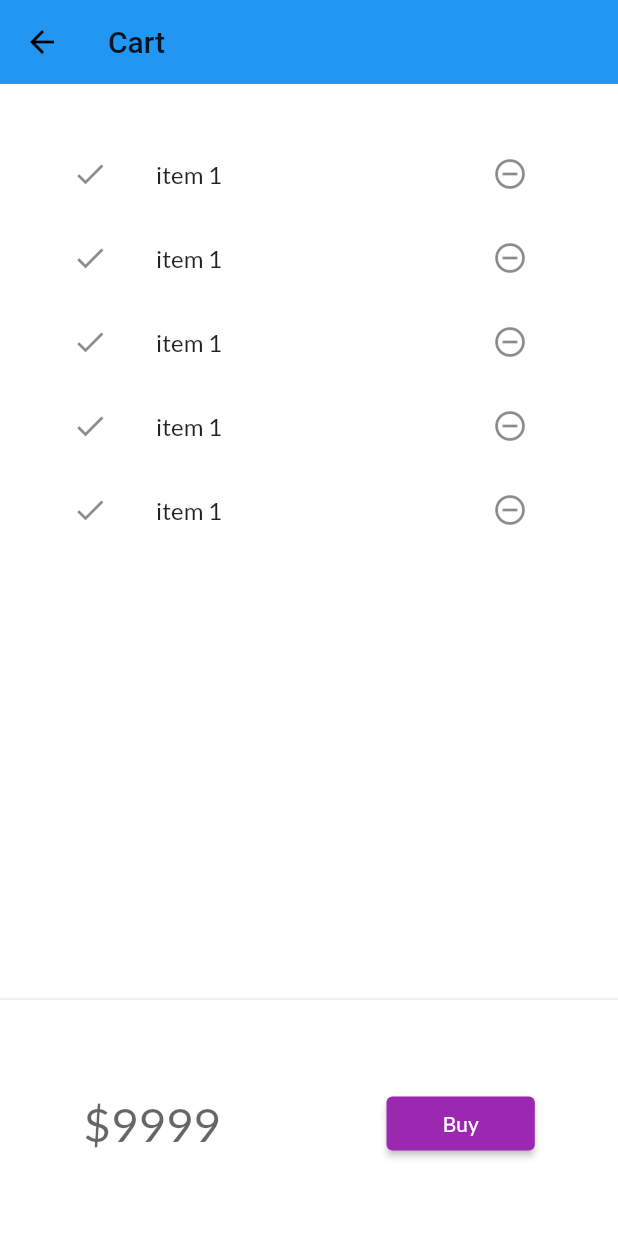
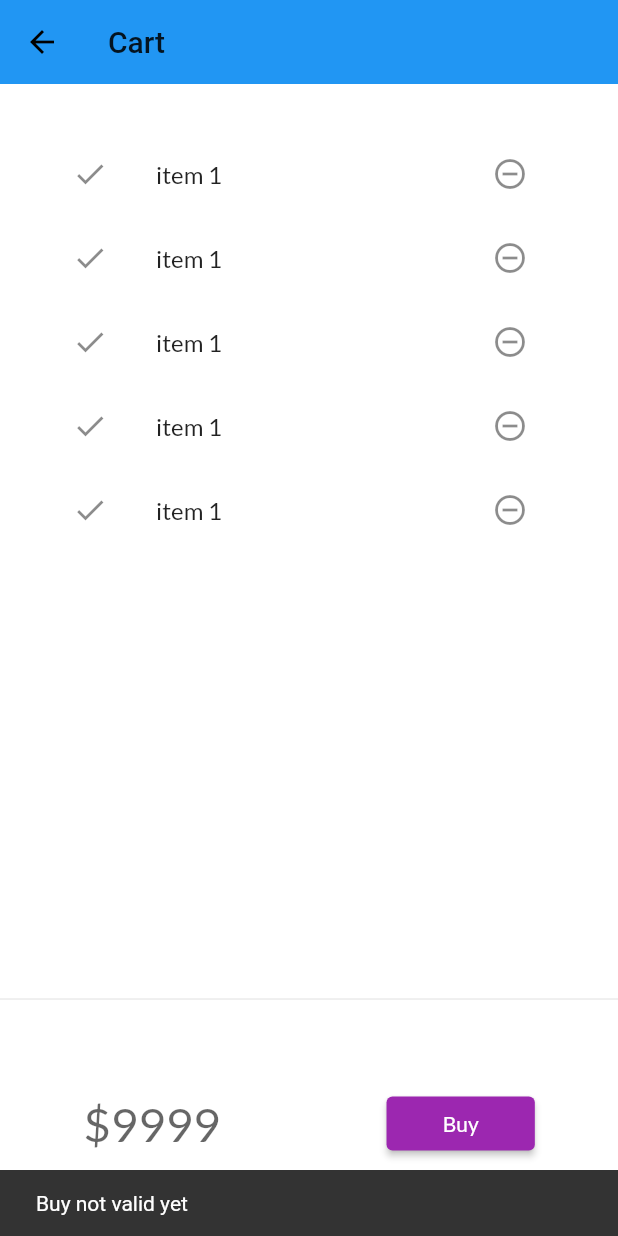
Before and after one commit to SyedAmeenHussaini/flutter_pra, a Flutter app: the CartPage screen opened by its route, after a tap on "Buy", on a phone screen of 412 x 824 dp. Run offline on Flutter 3.47's test engine with Material 2 defaults, Android fonts, the phone set to English and light mode, and no system bars; our stand-ins replace google_fonts, velocity_x; network calls fail.

Commit message:
day 19 complete

```diff
--- a/lib/models/catalog.dart
+++ b/lib/models/catalog.dart
@@ -2,12 +2,12 @@ class CatalogModel {
   static List<Item> items = [];
 
   //Get item by ID
- static Item getById(int id) =>
+  Item getById(int id) =>
       // ignore: null_closures
       items.firstWhere((element) => element.id == id, orElse: null);
 
   //Get Item by possition
- static Item GetByPosition(int pos) => items[pos];
+  Item GetByPosition(int pos) => items[pos];
 }
 
 class Item {
--- a/lib/pages/cart_page.dart
+++ b/lib/pages/cart_page.dart
@@ -1,34 +1,30 @@
 import 'package:flutter/material.dart';
 import 'package:velocity_x/velocity_x.dart';
 
-
 class CartPage extends StatelessWidget {
-  const CartPage({ Key? key }) : super(key: key);
+  const CartPage({Key? key}) : super(key: key);
 
   @override
   Widget build(BuildContext context) {
-    return  Scaffold(
+    return Scaffold(
       backgroundColor: Colors.white,
-
-      appBar: AppBar(backgroundColor: Colors.blue,
-      title: "Cart".text.make(),
+      appBar: AppBar(
+        backgroundColor: Colors.blue,
+        title: "Cart".text.make(),
       ),
-      body:
-      Column(
-        children:  [
+      body: Column(
+        children: [
           const CartList().p32().expand(),
-          const Divider()
-        ,const CartTotal()
+          const Divider(),
+          const CartTotal()
         ],
       ),
-
     );
   }
 }
 
-
 class CartTotal extends StatelessWidget {
-  const CartTotal({ Key? key }) : super(key: key);
+  const CartTotal({Key? key}) : super(key: key);
 
   @override
   Widget build(BuildContext context) {
@@ -38,9 +34,14 @@ class CartTotal extends StatelessWidget {
         mainAxisAlignment: MainAxisAlignment.spaceAround,
         children: [
           "\$9999".text.xl4.color(context.theme.hintColor).make(),
-          ElevatedButton(onPressed:(){},
-          style: TextButton.styleFrom(backgroundColor: Colors.purple),
-          child: "Buy".text.color(Colors.white).make()).w24(context)
+          ElevatedButton(
+                  onPressed: () {
+                    ScaffoldMessenger.of(context).showSnackBar(
+                        SnackBar(content: "Buy not valid yet".text.make()));
+                  },
+                  style: TextButton.styleFrom(backgroundColor: Colors.purple),
+                  child: "Buy".text.color(Colors.white).make())
+              .w24(context)
         ],
       ),
     );
@@ -48,7 +49,7 @@ class CartTotal extends StatelessWidget {
 }
 
 class CartList extends StatefulWidget {
-  const CartList({ Key? key }) : super(key: key);
+  const CartList({Key? key}) : super(key: key);
 
   @override
   State<CartList> createState() => _CartListState();
@@ -59,15 +60,15 @@ class _CartListState extends State<CartList> {
   Widget build(BuildContext context) {
     return ListView.builder(
       itemCount: 5,
-      itemBuilder:(context,Index)=>ListTile(
+      // ignore: non_constant_identifier_names
+      itemBuilder: (context, Index) => ListTile(
         leading: const Icon(Icons.done),
         trailing: IconButton(
           icon: const Icon(Icons.remove_circle_outline),
-          onPressed: () {},),
-          title: "item 1".text.make(),
-
-      ) ,
-
+          onPressed: () {},
+        ),
+        title: "item 1".text.make(),
+      ),
     );
   }
 }
--- a/lib/widgets/catalog_list.dart
+++ b/lib/widgets/catalog_list.dart
@@ -20,7 +20,7 @@ class CatalogList extends StatelessWidget {
       shrinkWrap: true,
       itemCount: CatalogModel.items.length,
       itemBuilder: (context, index) {
-        final catalog = CatalogModel.GetByPosition(index);
+        final catalog = CatalogModel.items[index];
         return InkWell(
          onTap: () => Navigator.push(
             context,
```
Also changed, not shown: lib/models/cart.dart (added, +30 -0 lines).
